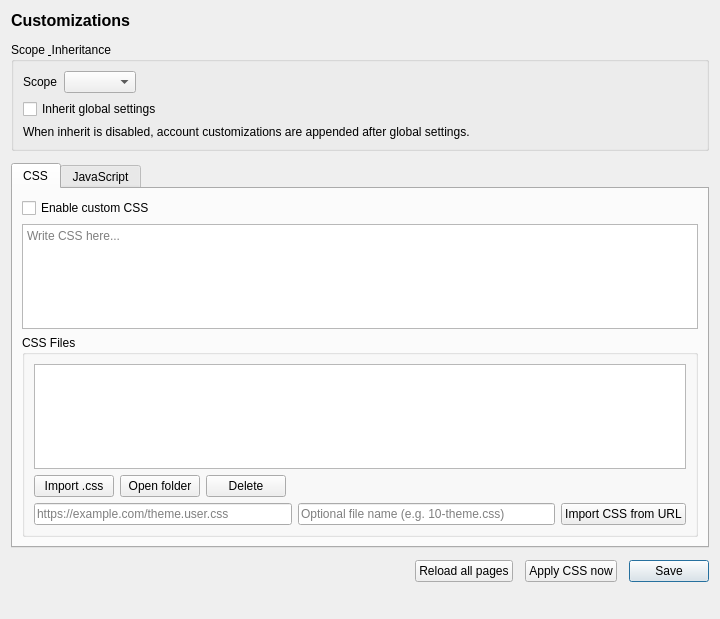
This is zapzap/ui/ui_page_customizations.ui in rafatosta/zapzap as Qt 5 draws it before an edit. The edited form follows.
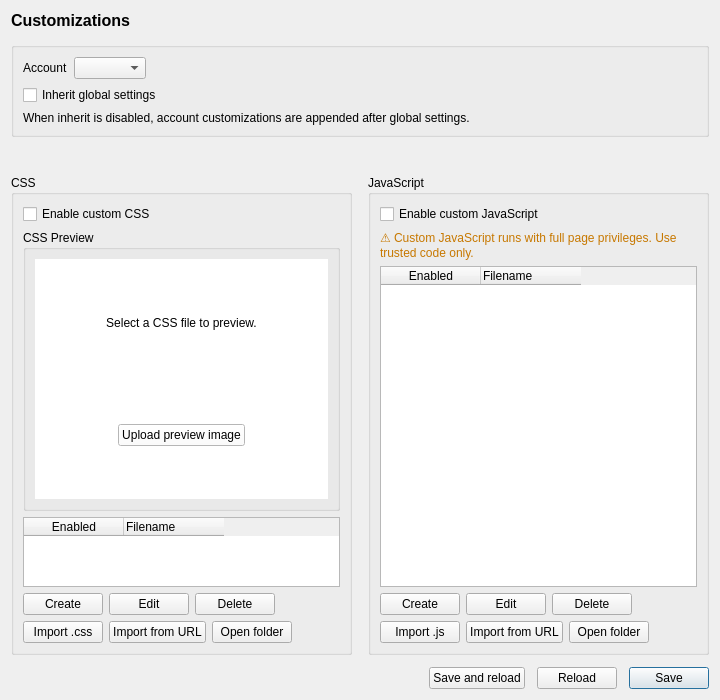
This is the edited form.

Commit message: Simplify customization logic and add a preview section. Thumbnails are downloaded when userstyles are requested, if available.

What changed in the file:
```diff
--- a/zapzap/ui/ui_page_customizations.ui
+++ b/zapzap/ui/ui_page_customizations.ui
@@ -7,7 +7,7 @@
     <x>0</x>
     <y>0</y>
     <width>720</width>
-    <height>619</height>
+    <height>600</height>
    </rect>
   </property>
   <layout class="QVBoxLayout" name="mainLayout">
@@ -29,16 +29,13 @@
    </item>
    <item>
     <widget class="QGroupBox" name="scope_group">
-     <property name="title">
-      <string>Scope &amp; Inheritance</string>
-     </property>
      <layout class="QVBoxLayout">
       <item>
        <layout class="QHBoxLayout">
         <item>
          <widget class="QLabel" name="label_scope">
           <property name="text">
-           <string>Scope</string>
+           <string>Account</string>
           </property>
          </widget>
         </item>
@@ -90,12 +87,23 @@
     </widget>
    </item>
    <item>
-    <widget class="QTabWidget" name="tabs_customizations">
-     <widget class="QWidget" name="tab_css">
-      <attribute name="title">
+    <widget class="QLabel" name="feedback_label">
+     <property name="wordWrap">
+      <bool>true</bool>
+     </property>
+    </widget>
+   </item>
+   <item>
+    <layout class="QHBoxLayout" name="assets_panels_layout">
+     <property name="spacing">
+      <number>16</number>
+     </property>
+     <item>
+      <widget class="QGroupBox" name="css_files_group">
+       <property name="title">
        <string>CSS</string>
-      </attribute>
-      <layout class="QVBoxLayout">
+       </property>
+       <layout class="QVBoxLayout" name="css_panel_layout">
        <item>
         <widget class="QCheckBox" name="css_enabled">
          <property name="text">
@@ -104,23 +112,213 @@
         </widget>
        </item>
        <item>
-        <widget class="QTextEdit" name="css_editor">
-         <property name="placeholderText">
-          <string>Write CSS here...</string>
-         </property>
-        </widget>
-       </item>
-       <item>
-        <widget class="QGroupBox" name="css_files_group">
+         <widget class="QGroupBox" name="css_preview_group">
          <property name="title">
-          <string>CSS Files</string>
-         </property>
-         <layout class="QVBoxLayout">
+           <string>CSS Preview</string>
+          </property>
+          <layout class="QVBoxLayout" name="css_preview_group_layout">
           <item>
-           <widget class="QListWidget" name="css_files"/>
-          </item>
+            <widget class="QFrame" name="css_preview_frame">
+             <property name="maximumSize">
+              <size>
+               <width>16777215</width>
+               <height>240</height>
+              </size>
+             </property>
+             <property name="minimumSize">
+              <size>
+               <width>0</width>
+               <height>240</height>
+              </size>
+             </property>
+             <property name="frameShape">
+              <enum>QFrame::Shape::NoFrame</enum>
+             </property>
+             <layout class="QVBoxLayout" name="css_preview_frame_layout">
+              <property name="spacing">
+               <number>0</number>
+              </property>
+              <property name="leftMargin">
+               <number>0</number>
+              </property>
+              <property name="topMargin">
+               <number>0</number>
+              </property>
+              <property name="rightMargin">
+               <number>0</number>
+              </property>
+              <property name="bottomMargin">
+               <number>0</number>
+              </property>
+              <item>
+               <widget class="QStackedWidget" name="css_preview_stack">
+                <property name="styleSheet">
+                 <string>background: palette(base);</string>
+                </property>
+                <widget class="QWidget" name="css_preview_placeholder_page">
+                 <layout class="QVBoxLayout" name="css_preview_placeholder_layout">
+                  <property name="spacing">
+                   <number>8</number>
+                  </property>
+                  <property name="leftMargin">
+                   <number>12</number>
+                  </property>
+                  <property name="topMargin">
+                   <number>12</number>
+                  </property>
+                  <property name="rightMargin">
+                   <number>12</number>
+                  </property>
+                  <property name="bottomMargin">
+                   <number>12</number>
+                  </property>
+                  <item>
+                   <widget class="QLabel" name="css_preview_placeholder">
+                    <property name="text">
+                     <string>Select a CSS file to preview.</string>
+                    </property>
+                    <property name="alignment">
+                     <set>Qt::AlignmentFlag::AlignCenter</set>
+                    </property>
+                    <property name="wordWrap">
+                     <bool>true</bool>
+                    </property>
+                   </widget>
+                  </item>
+                  <item alignment="Qt::AlignmentFlag::AlignCenter">
+                   <widget class="QPushButton" name="css_preview_placeholder_upload_button">
+                    <property name="visible">
+                     <bool>false</bool>
+                    </property>
+                    <property name="text">
+                     <string>Upload preview image</string>
+                    </property>
+                   </widget>
+                  </item>
+                 </layout>
+                </widget>
+                <widget class="QWidget" name="css_preview_image_page">
+                 <layout class="QGridLayout" name="css_preview_image_layout">
+                  <property name="horizontalSpacing">
+                   <number>8</number>
+                  </property>
+                  <property name="verticalSpacing">
+                   <number>8</number>
+                  </property>
+                  <property name="leftMargin">
+                   <number>12</number>
+                  </property>
+                  <property name="topMargin">
+                   <number>12</number>
+                  </property>
+                  <property name="rightMargin">
+                   <number>12</number>
+                  </property>
+                  <property name="bottomMargin">
+                   <number>12</number>
+                  </property>
+                  <item row="0" column="0">
+                   <widget class="QLabel" name="css_preview_image">
+                    <property name="text">
+                     <string/>
+                    </property>
+                    <property name="alignment">
+                     <set>Qt::AlignmentFlag::AlignCenter</set>
+                    </property>
+                   </widget>
+                  </item>
+                  <item row="0" column="0" alignment="Qt::AlignmentFlag::AlignCenter">
+                   <widget class="QPushButton" name="css_preview_replace_button">
+                    <property name="visible">
+                     <bool>false</bool>
+                    </property>
+                    <property name="text">
+                     <string>Replace preview image</string>
+                    </property>
+                   </widget>
+                  </item>
+                 </layout>
+                </widget>
+               </widget>
+              </item>
+             </layout>
+            </widget>
+           </item>
+          </layout>
+         </widget>
+        </item>
           <item>
-           <layout class="QHBoxLayout">
+         <widget class="QTableWidget" name="css_files">
+          <property name="editTriggers">
+           <set>QAbstractItemView::EditTrigger::NoEditTriggers</set>
+          </property>
+          <property name="selectionMode">
+           <enum>QAbstractItemView::SelectionMode::SingleSelection</enum>
+          </property>
+          <property name="selectionBehavior">
+           <enum>QAbstractItemView::SelectionBehavior::SelectRows</enum>
+          </property>
+          <property name="showGrid">
+           <bool>false</bool>
+          </property>
+          <property name="columnCount">
+           <number>2</number>
+          </property>
+          <column>
+           <property name="text">
+            <string>Enabled</string>
+           </property>
+          </column>
+          <column>
+           <property name="text">
+            <string>Filename</string>
+           </property>
+           <property name="textAlignment">
+            <set>AlignLeading|AlignLeft|AlignVCenter</set>
+           </property>
+          </column>
+         </widget>
+        </item>
+        <item>
+         <layout class="QHBoxLayout" name="css_actions_row1">
+          <item>
+           <widget class="QPushButton" name="btn_css_create">
+            <property name="text">
+             <string>Create</string>
+            </property>
+           </widget>
+          </item>
+          <item>
+           <widget class="QPushButton" name="btn_css_edit">
+            <property name="text">
+             <string>Edit</string>
+            </property>
+           </widget>
+          </item>
+          <item>
+           <widget class="QPushButton" name="btn_css_delete">
+            <property name="text">
+             <string>Delete</string>
+            </property>
+           </widget>
+          </item>
+          <item>
+           <spacer>
+            <property name="orientation">
+             <enum>Qt::Orientation::Horizontal</enum>
+            </property>
+            <property name="sizeHint" stdset="0">
+             <size>
+              <width>0</width>
+              <height>0</height>
+             </size>
+            </property>
+           </spacer>
+          </item>
+         </layout>
+        </item>
+        <item>
+         <layout class="QHBoxLayout" name="css_actions_row2">
             <item>
              <widget class="QPushButton" name="btn_css_import">
               <property name="text">
@@ -129,69 +327,43 @@
              </widget>
             </item>
             <item>
-             <widget class="QPushButton" name="btn_css_folder">
-              <property name="text">
-               <string>Open folder</string>
-              </property>
-             </widget>
-            </item>
-            <item>
-             <widget class="QPushButton" name="btn_css_delete">
-              <property name="text">
-               <string>Delete</string>
-              </property>
-             </widget>
-            </item>
-            <item>
-             <spacer>
-              <property name="orientation">
-               <enum>Qt::Orientation::Horizontal</enum>
-              </property>
-              <property name="sizeHint" stdset="0">
-               <size>
-                <width>0</width>
-                <height>0</height>
-               </size>
-              </property>
-             </spacer>
-            </item>
-           </layout>
-          </item>
-          <item>
-           <layout class="QHBoxLayout" name="css_url_layout">
-            <item>
-             <widget class="QLineEdit" name="css_url_input">
-              <property name="placeholderText">
-               <string>https://example.com/theme.user.css</string>
-              </property>
-             </widget>
-            </item>
-            <item>
-             <widget class="QLineEdit" name="css_url_name_input">
-              <property name="placeholderText">
-               <string>Optional file name (e.g. 10-theme.css)</string>
-              </property>
-             </widget>
-            </item>
-            <item>
              <widget class="QPushButton" name="btn_css_import_url">
               <property name="text">
-               <string>Import CSS from URL</string>
+             <string>Import from URL</string>
               </property>
              </widget>
             </item>
-           </layout>
+          <item>
+           <widget class="QPushButton" name="btn_css_folder">
+            <property name="text">
+             <string>Open folder</string>
+            </property>
+           </widget>
           </item>
+          <item>
+           <spacer>
+            <property name="orientation">
+             <enum>Qt::Orientation::Horizontal</enum>
+            </property>
+            <property name="sizeHint" stdset="0">
+             <size>
+              <width>0</width>
+              <height>0</height>
+             </size>
+            </property>
+           </spacer>
+          </item>
          </layout>
-        </widget>
        </item>
       </layout>
      </widget>
-     <widget class="QWidget" name="tab_js">
-      <attribute name="title">
+     </item>
+     <item>
+      <widget class="QGroupBox" name="js_files_group">
+       <property name="title">
        <string>JavaScript</string>
-      </attribute>
-      <layout class="QVBoxLayout">
+       </property>
+       <layout class="QVBoxLayout" name="js_panel_layout">
        <item>
         <widget class="QCheckBox" name="js_enabled">
          <property name="text">
@@ -213,23 +385,77 @@
         </widget>
        </item>
        <item>
-        <widget class="QTextEdit" name="js_editor">
-         <property name="placeholderText">
-          <string>Write JavaScript here...</string>
-         </property>
+         <widget class="QTableWidget" name="js_files">
+          <property name="editTriggers">
+           <set>QAbstractItemView::EditTrigger::NoEditTriggers</set>
+          </property>
+          <property name="selectionMode">
+           <enum>QAbstractItemView::SelectionMode::SingleSelection</enum>
+          </property>
+          <property name="selectionBehavior">
+           <enum>QAbstractItemView::SelectionBehavior::SelectRows</enum>
+          </property>
+          <property name="showGrid">
+           <bool>false</bool>
+          </property>
+          <property name="columnCount">
+           <number>2</number>
+          </property>
+          <column>
+           <property name="text">
+            <string>Enabled</string>
+           </property>
+          </column>
+          <column>
+           <property name="text">
+            <string>Filename</string>
+           </property>
+           <property name="textAlignment">
+            <set>AlignLeading|AlignLeft|AlignVCenter</set>
+           </property>
+          </column>
         </widget>
        </item>
        <item>
-        <widget class="QGroupBox" name="js_files_group">
-         <property name="title">
-          <string>JavaScript Files</string>
-         </property>
-         <layout class="QVBoxLayout">
+         <layout class="QHBoxLayout" name="js_actions_row1">
+          <item>
+           <widget class="QPushButton" name="btn_js_create">
+            <property name="text">
+             <string>Create</string>
+            </property>
+           </widget>
+          </item>
           <item>
-           <widget class="QListWidget" name="js_files"/>
+           <widget class="QPushButton" name="btn_js_edit">
+            <property name="text">
+             <string>Edit</string>
+            </property>
+           </widget>
           </item>
           <item>
-           <layout class="QHBoxLayout">
+           <widget class="QPushButton" name="btn_js_delete">
+            <property name="text">
+             <string>Delete</string>
+            </property>
+           </widget>
+          </item>
+          <item>
+           <spacer>
+            <property name="orientation">
+             <enum>Qt::Orientation::Horizontal</enum>
+            </property>
+            <property name="sizeHint" stdset="0">
+             <size>
+              <width>0</width>
+              <height>0</height>
+             </size>
+            </property>
+           </spacer>
+          </item>
+         </layout>
+        </item>
+        <item>
+         <layout class="QHBoxLayout" name="js_actions_row2">
             <item>
              <widget class="QPushButton" name="btn_js_import">
               <property name="text">
@@ -238,65 +464,38 @@
              </widget>
             </item>
             <item>
-             <widget class="QPushButton" name="btn_js_folder">
-              <property name="text">
-               <string>Open folder</string>
-              </property>
-             </widget>
-            </item>
-            <item>
-             <widget class="QPushButton" name="btn_js_delete">
-              <property name="text">
-               <string>Delete</string>
-              </property>
-             </widget>
-            </item>
-            <item>
-             <spacer>
-              <property name="orientation">
-               <enum>Qt::Orientation::Horizontal</enum>
-              </property>
-              <property name="sizeHint" stdset="0">
-               <size>
-                <width>0</width>
-                <height>0</height>
-               </size>
-              </property>
-             </spacer>
-            </item>
-           </layout>
-          </item>
-          <item>
-           <layout class="QHBoxLayout" name="js_url_layout">
-            <item>
-             <widget class="QLineEdit" name="js_url_input">
-              <property name="placeholderText">
-               <string>https://example.com/script.js</string>
-              </property>
-             </widget>
-            </item>
-            <item>
-             <widget class="QLineEdit" name="js_url_name_input">
-              <property name="placeholderText">
-               <string>Optional file name (e.g. 10-script.js)</string>
-              </property>
-             </widget>
-            </item>
-            <item>
              <widget class="QPushButton" name="btn_js_import_url">
               <property name="text">
-               <string>Import JavaScript from URL</string>
+             <string>Import from URL</string>
               </property>
              </widget>
             </item>
+          <item>
+           <widget class="QPushButton" name="btn_js_folder">
+            <property name="text">
+             <string>Open folder</string>
+            </property>
+           </widget>
+          </item>
+          <item>
+           <spacer>
+            <property name="orientation">
+             <enum>Qt::Orientation::Horizontal</enum>
+            </property>
+            <property name="sizeHint" stdset="0">
+             <size>
+              <width>0</width>
+              <height>0</height>
+             </size>
+            </property>
+           </spacer>
+          </item>
            </layout>
           </item>
          </layout>
         </widget>
        </item>
       </layout>
-     </widget>
-    </widget>
    </item>
    <item>
     <layout class="QHBoxLayout" name="horizontalLayout_actions">
@@ -313,17 +512,17 @@
        </property>
       </spacer>
      </item>
+     <item>
+      <widget class="QPushButton" name="btn_save_reload">
+       <property name="text">
+        <string>Save and reload</string>
+       </property>
+      </widget>
+     </item>
      <item>
       <widget class="QPushButton" name="btn_reload">
        <property name="text">
-        <string>Reload all pages</string>
-       </property>
-      </widget>
-     </item>
-     <item>
-      <widget class="QPushButton" name="btn_apply_css">
-       <property name="text">
-        <string>Apply CSS now</string>
+        <string>Reload</string>
        </property>
       </widget>
      </item>
@@ -339,13 +538,6 @@
      </item>
     </layout>
    </item>
-   <item>
-    <widget class="QLabel" name="feedback_label">
-     <property name="wordWrap">
-      <bool>true</bool>
-     </property>
-    </widget>
-   </item>
   </layout>
  </widget>
  <resources/>
```
Lines whose indentation alone changed are shown as unchanged. The commit also changes 5 other files.
